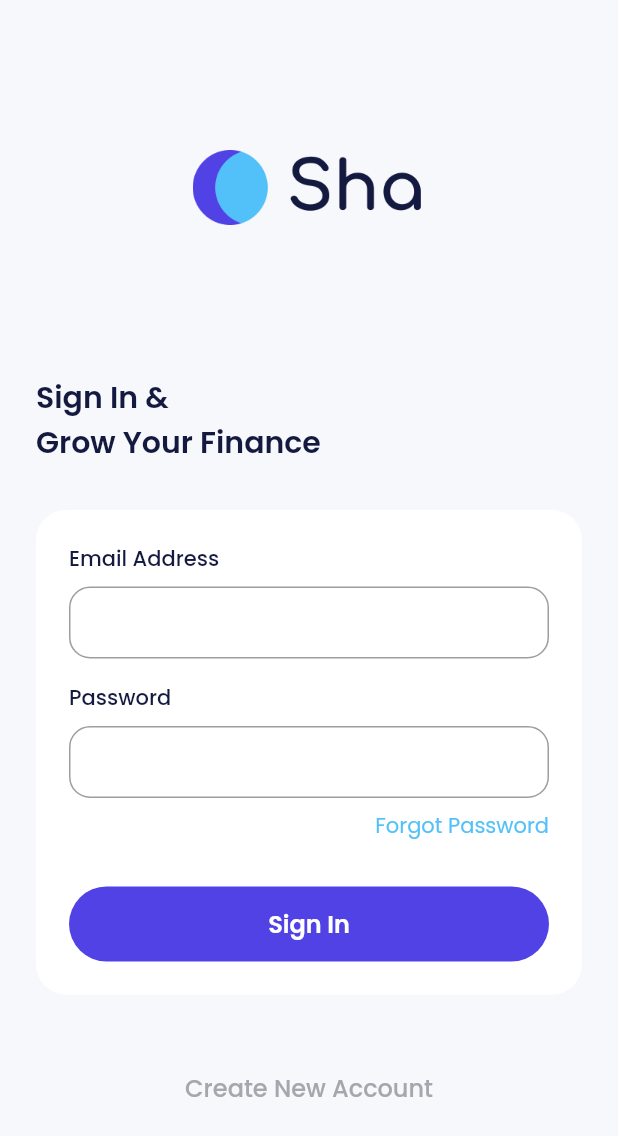
After one commit to ahmadm712/ewallet, a Flutter app: the SignInPage screen opened by its route, on a phone screen of 412 x 824 dp. The commit adds this screen. Shown: the top 1136 px of the screen. Run offline on Flutter 3.47's test engine with Material 2 defaults, Android fonts, the phone set to English and light mode, and no system bars; our stand-ins replace bloc, carousel_slider, equatable, google_fonts.

Commit message:
sign in slicing

```diff
--- a/lib/ui/pages/home/home_screen.dart
+++ b/lib/ui/pages/home/home_screen.dart
@@ -1,5 +1,4 @@
 import 'package:flutter/material.dart';
-import 'package:flutter/src/widgets/container.dart';
 import 'package:flutter/src/widgets/framework.dart';
 
 class HomePage extends StatefulWidget {
--- a/lib/ui/pages/onboading/onboading_page.dart
+++ b/lib/ui/pages/onboading/onboading_page.dart
@@ -1,5 +1,7 @@
 import 'package:carousel_slider/carousel_slider.dart';
 import 'package:ewallet/shared/styles.dart';
+import 'package:ewallet/ui/pages/sign-in/sign_in_page.dart';
+import 'package:ewallet/ui/widgets/buttons.dart';
 import 'package:ewallet/utils/constants.dart';
 import 'package:flutter/material.dart';
 
@@ -15,17 +17,6 @@ class OnboadingPage extends StatefulWidget {
 class _OnboadingPageState extends State<OnboadingPage> {
   int currentIndex = 0;
   CarouselController carouselController = CarouselController();
-
-  List<String> titles = [
-    "Grow Your\nFinancial Today",
-    "Build From\nZero to Freedom",
-    "Start Together",
-  ];
-  List<String> subtitles = [
-    "Our System is helping you to\nachieve a better goal",
-    "We Provide tips for you so that\nyou can adapt easier",
-    "We Will guide you to where\nyou wanted it too",
-  ];
 
   @override
   void initState() {
@@ -102,45 +93,18 @@ class _OnboadingPageState extends State<OnboadingPage> {
                 if (currentIndex == 2) ...[
                   Column(
                     children: [
-                      SizedBox(
-                        width: double.infinity,
-                        height: 50,
-                        child: TextButton(
-                          onPressed: () {
-                            carouselController.nextPage();
-                          },
-                          style: TextButton.styleFrom(
-                              backgroundColor: kPurpleColor,
-                              shape: RoundedRectangleBorder(
-                                borderRadius: BorderRadius.circular(56),
-                              )),
-                          child: Text(
-                            'Get Started',
-                            style: whiteTextStyle.copyWith(
-                              fontSize: 16,
-                              fontWeight: semiBold,
-                            ),
-                          ),
-                        ),
+                      CustomFilledButton(
+                        title: 'Get Started',
+                        onTap: () {},
                       ),
-                      Container(
-                        margin: const EdgeInsets.only(top: 20),
-                        width: double.infinity,
-                        height: 24,
-                        child: TextButton(
-                          onPressed: () {
-                            carouselController.nextPage();
-                          },
-                          style: TextButton.styleFrom(
-                            padding: EdgeInsets.zero,
-                          ),
-                          child: Text(
-                            'Sign In',
-                            style: greyTextStyle.copyWith(
-                              fontSize: 16,
-                            ),
-                          ),
-                        ),
+                      const SizedBox(
+                        height: 20,
+                      ),
+                      CustomTextButton(
+                        title: 'Sign In',
+                        onTap: () {
+                          Navigator.pushNamed(context, SignInPage.routeName);
+                        },
                       )
                     ],
                   )
@@ -181,27 +145,13 @@ class _OnboadingPageState extends State<OnboadingPage> {
                         ),
                       ),
                       const Spacer(),
-                      SizedBox(
+                      CustomFilledButton(
                         width: 150,
-                        height: 50,
-                        child: TextButton(
-                          onPressed: () {
-                            carouselController.nextPage();
-                          },
-                          style: TextButton.styleFrom(
-                              backgroundColor: kPurpleColor,
-                              shape: RoundedRectangleBorder(
-                                borderRadius: BorderRadius.circular(56),
-                              )),
-                          child: Text(
-                            'Continue',
-                            style: whiteTextStyle.copyWith(
-                              fontSize: 16,
-                              fontWeight: semiBold,
-                            ),
-                          ),
-                        ),
-                      )
+                        title: 'Continue',
+                        onTap: () {
+                          carouselController.nextPage();
+                        },
+                      ),
                     ],
                   )
                 ],
--- /dev/null
+++ b/lib/ui/pages/sign-in/sign_in_page.dart
@@ -0,0 +1,90 @@
+import 'package:ewallet/shared/styles.dart';
+import 'package:ewallet/ui/widgets/buttons.dart';
+import 'package:ewallet/ui/widgets/forms.dart';
+import 'package:ewallet/utils/constants.dart';
+import 'package:flutter/material.dart';
+
+class SignInPage extends StatefulWidget {
+  const SignInPage({super.key});
+  static const String routeName = '/sign-in';
+
+  @override
+  State<SignInPage> createState() => _SignInPageState();
+}
+
+class _SignInPageState extends State<SignInPage> {
+  @override
+  Widget build(BuildContext context) {
+    return Scaffold(
+      backgroundColor: kLightBackgroundColor,
+      body: ListView(
+        padding: const EdgeInsets.symmetric(horizontal: 24),
+        children: [
+          Container(
+            width: 155,
+            height: 50,
+            margin: const EdgeInsets.only(top: 100, bottom: 100),
+            decoration: const BoxDecoration(
+              image: DecorationImage(
+                image: AssetImage('${assetImage}img_logo_light.png'),
+              ),
+            ),
+          ),
+          Text(
+            'Sign In &\nGrow Your Finance',
+            style: blackTextStyle.copyWith(
+              fontWeight: semiBold,
+              fontSize: 20,
+            ),
+          ),
+          Container(
+            padding: const EdgeInsets.all(22),
+            margin: const EdgeInsets.only(top: 30),
+            decoration: BoxDecoration(
+              color: kPrimaryColor,
+              borderRadius: BorderRadius.circular(20),
+            ),
+            child: Column(
+              crossAxisAlignment: CrossAxisAlignment.start,
+              children: [
+                // Email Input
+                const CustomFormField(
+                  title: 'Email Address',
+                ),
+                const SizedBox(
+                  height: 16,
+                ),
+                // Password Input
+                const CustomFormField(title: 'Password'),
+                const SizedBox(
+                  height: 8,
+                ),
+                Align(
+                  alignment: Alignment.centerRight,
+                  child: Text(
+                    'Forgot Password',
+                    style: blueTextStyle,
+                  ),
+                ),
+                const SizedBox(
+                  height: 30,
+                ),
+                CustomFilledButton(
+                  title: 'Sign In',
+                  onTap: () {},
+                ),
+              ],
+            ),
+          ),
+          const SizedBox(
+            height: 50,
+          ),
+          CustomTextButton(
+            title: 'Create New Account',
+            onTap: () {},
+          )
+        ],
+      ),
+    );
+  }
+}
--- /dev/null
+++ b/lib/ui/widgets/buttons.dart
@@ -0,0 +1,74 @@
+import 'package:ewallet/shared/styles.dart';
+import 'package:flutter/material.dart';
+
+class CustomFilledButton extends StatelessWidget {
+  const CustomFilledButton({
+    super.key,
+    this.backgroundColor = kPurpleColor,
+    required this.title,
+    this.width = double.infinity,
+    this.height = 50,
+    this.onTap,
+  });
+  final VoidCallback? onTap;
+  final Color backgroundColor;
+  final String title;
+  final double width;
+  final double height;
+
+  @override
+  Widget build(BuildContext context) {
+    return SizedBox(
+      width: width,
+      height: height,
+      child: TextButton(
+        onPressed: onTap,
+        style: TextButton.styleFrom(
+            backgroundColor: backgroundColor,
+            shape: RoundedRectangleBorder(
+              borderRadius: BorderRadius.circular(56),
+            )),
+        child: Text(
+          title,
+          style: whiteTextStyle.copyWith(
+            fontSize: 16,
+            fontWeight: semiBold,
+          ),
+        ),
+      ),
+    );
+  }
+}
+
+class CustomTextButton extends StatelessWidget {
+  const CustomTextButton({
+    super.key,
+    this.onTap,
+    required this.title,
+    this.width = double.infinity,
+    this.height = 24,
+  });
+  final VoidCallback? onTap;
+  final String title;
+  final double width;
+  final double height;
+  @override
+  Widget build(BuildContext context) {
+    return SizedBox(
+      width: width,
+      height: height,
+      child: TextButton(
+        onPressed: onTap,
+        style: TextButton.styleFrom(
+          padding: EdgeInsets.zero,
+        ),
+        child: Text(
+          title,
+          style: greyTextStyle.copyWith(
+            fontSize: 16,
+          ),
+        ),
+      ),
+    );
+  }
+}
--- /dev/null
+++ b/lib/ui/widgets/forms.dart
@@ -0,0 +1,42 @@
+import 'package:ewallet/shared/styles.dart';
+import 'package:flutter/material.dart';
+
+class CustomFormField extends StatelessWidget {
+  const CustomFormField({
+    super.key,
+    required this.title,
+    this.controller,
+    this.obsecureText = false,
+  });
+  final String title;
+  final bool obsecureText;
+  final TextEditingController? controller;
+
+  @override
+  Widget build(BuildContext context) {
+    return Column(
+      crossAxisAlignment: CrossAxisAlignment.start,
+      children: [
+        Text(
+          title,
+          style: blackTextStyle.copyWith(
+            fontWeight: medium,
+          ),
+        ),
+        const SizedBox(
+          height: 8,
+        ),
+        TextFormField(
+          controller: controller,
+          obscureText: obsecureText,
+          decoration: InputDecoration(
+            border: OutlineInputBorder(
+              borderRadius: BorderRadius.circular(14),
+            ),
+            contentPadding: const EdgeInsets.all(12),
+          ),
+        ),
+      ],
+    );
+  }
+}
--- a/lib/utils/constants.dart
+++ b/lib/utils/constants.dart
@@ -8,3 +8,17 @@ List<String> imageOnboarding = [
   '${assetImage}img_onboarding2.png',
   '${assetImage}img_onboarding3.png',
 ];
+
+// Onboading Titles & Subtitles List
+
+List<String> titles = [
+  "Grow Your\nFinancial Today",
+  "Build From\nZero to Freedom",
+  "Start Together",
+];
+
+List<String> subtitles = [
+  "Our System is helping you to\nachieve a better goal",
+  "We Provide tips for you so that\nyou can adapt easier",
+  "We Will guide you to where\nyou wanted it too",
+];
--- a/lib/utils/routes.dart
+++ b/lib/utils/routes.dart
@@ -1,4 +1,5 @@
 import 'package:ewallet/ui/pages/pages.dart';
+import 'package:ewallet/ui/pages/sign-in/sign_in_page.dart';
 import 'package:flutter/material.dart';
 
 var mainRoutes = (RouteSettings settings) {
@@ -9,10 +10,15 @@ var mainRoutes = (RouteSettings settings) {
       );
     case OnboadingPage.routeName:
       return MaterialPageRoute(
-        builder: (context) => OnboadingPage(),
+        builder: (context) => const OnboadingPage(),
+      );
+
+    case SignInPage.routeName:
+      return MaterialPageRoute(
+        builder: (context) => const SignInPage(),
       );
     default:
-      MaterialPageRoute(
+      return MaterialPageRoute(
         builder: (context) => const ErrorPage(),
       );
   }
```
